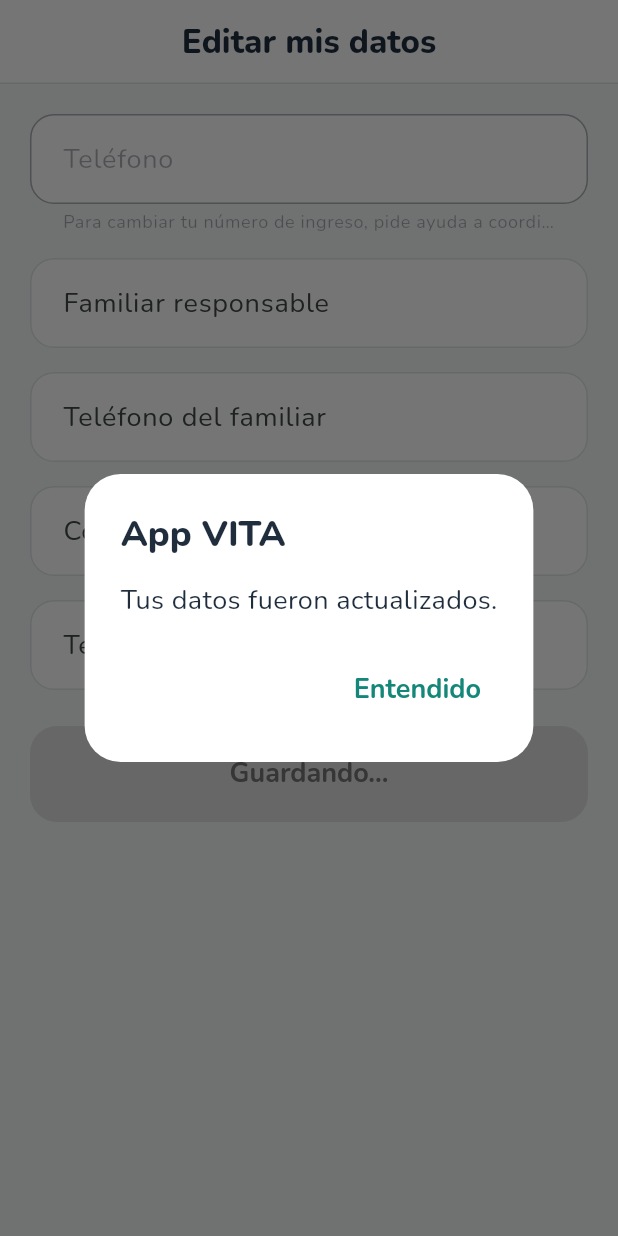
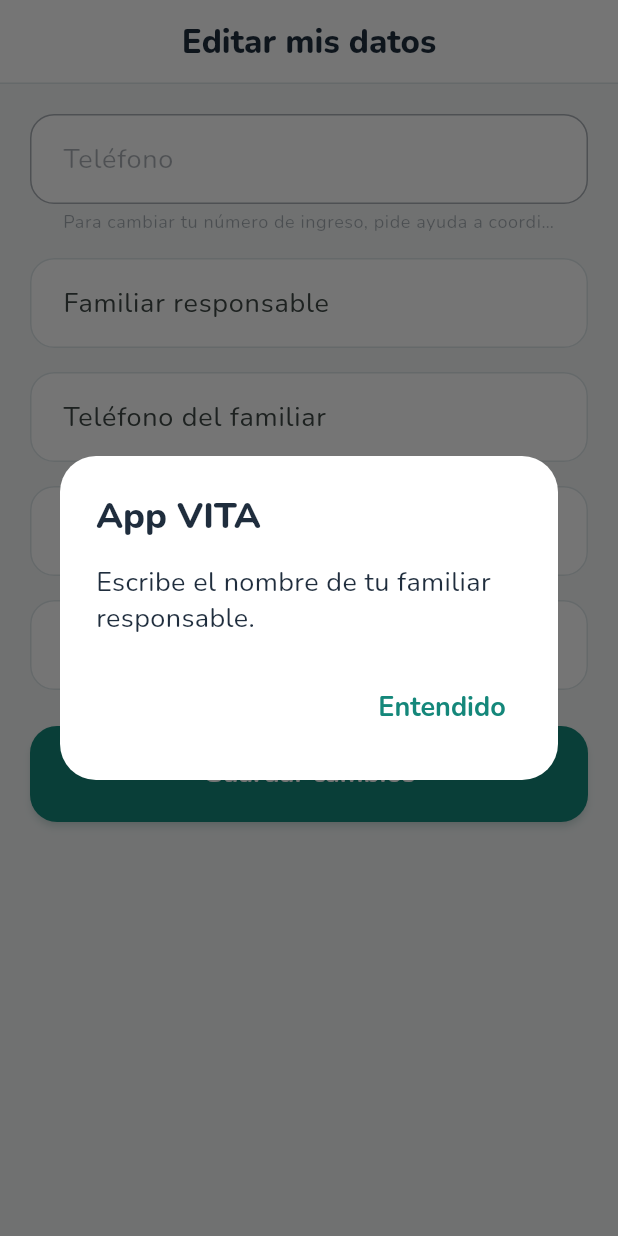
Before and after one commit to SunMoonHexd/App-Vita, a Flutter app: the ElderlyEditProfileView widget shown alone on an empty page, opened directly, after a tap on "Guardar cambios", on a phone screen of 412 x 824 dp. Run offline on Flutter 3.47's test engine with Material 3 defaults, Android fonts, the phone set to English and light mode, and no system bars; our stand-ins replace cloud_firestore, firebase_auth, firebase_core, shared_preferences; missing offline and left inert: dart_jsonwebtoken, jitsi_meet_flutter_sdk; accounts and stored records are empty.

```diff
--- a/lib/ui/features/elderly/elderly_edit_profile_view.dart
+++ b/lib/ui/features/elderly/elderly_edit_profile_view.dart
@@ -1,6 +1,7 @@
 import 'package:flutter/material.dart';
 import 'package:vita_app/ui/core/vita_scope.dart';
 import 'package:vita_app/ui/core/widgets/vita_widgets.dart';
+import 'package:vita_app/ui/features/elderly/elderly_actions.dart';
 
 class ElderlyEditProfileView extends StatefulWidget {
   const ElderlyEditProfileView({super.key});
@@ -42,7 +43,33 @@
     super.dispose();
   }
 
+  int _digits(String text) => text.replaceAll(RegExp(r'\D'), '').length;
+
+  /// Devuelve el mensaje de qué corregir, o null si todo está bien.
+  String? _validate() {
+    if (_familyName.text.trim().isEmpty) return 'Escribe el nombre de tu familiar responsable.';
+    if (_digits(_familyPhone.text) < 7) return 'Revisa el teléfono de tu familiar.';
+    final altName = _altName.text.trim();
+    final altDigits = _digits(_altPhone.text);
+    if (altName.isEmpty != (altDigits == 0)) {
+      return 'Para el contacto alternativo escribe el nombre y el teléfono, o deja los dos vacíos.';
+    }
+    if (altDigits > 0 && altDigits < 7) return 'Revisa el teléfono del contacto alternativo.';
+    return null;
+  }
+
   Future<void> _save() async {
+    final problem = _validate();
+    if (problem != null) {
+      await showVitaMessage(context, problem);
+      return;
+    }
+    final confirmed = await confirmWithPin(
+      context,
+      title: 'Confirma con tu PIN',
+      subtitle: 'Para guardar los cambios escribe tu PIN.',
+    );
+    if (!confirmed || !mounted) return;
     setState(() => _saving = true);
     try {
       await VitaScope.of(context).updateProfile(
```
Also changed, not shown: lib/data/repositories/vita_repository.dart (+20 -1 lines), lib/ui/features/elderly/elderly_actions.dart (+103 -0 lines), lib/ui/features/elderly/elderly_help_view.dart (+12 -4 lines), 3 other files.
